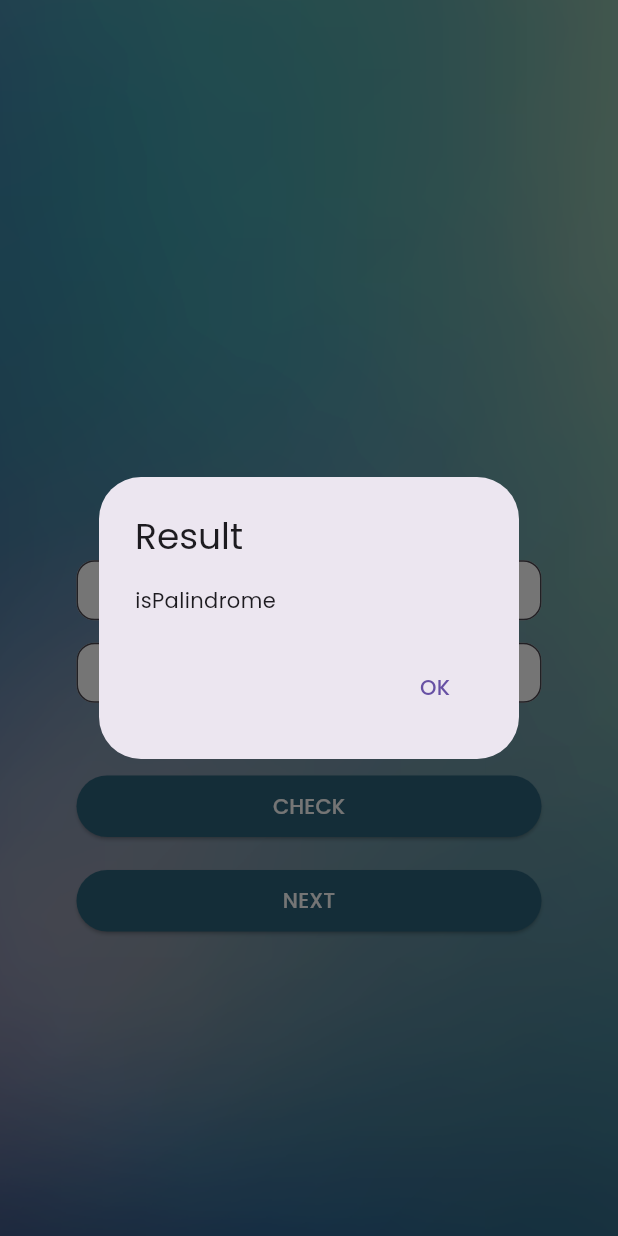
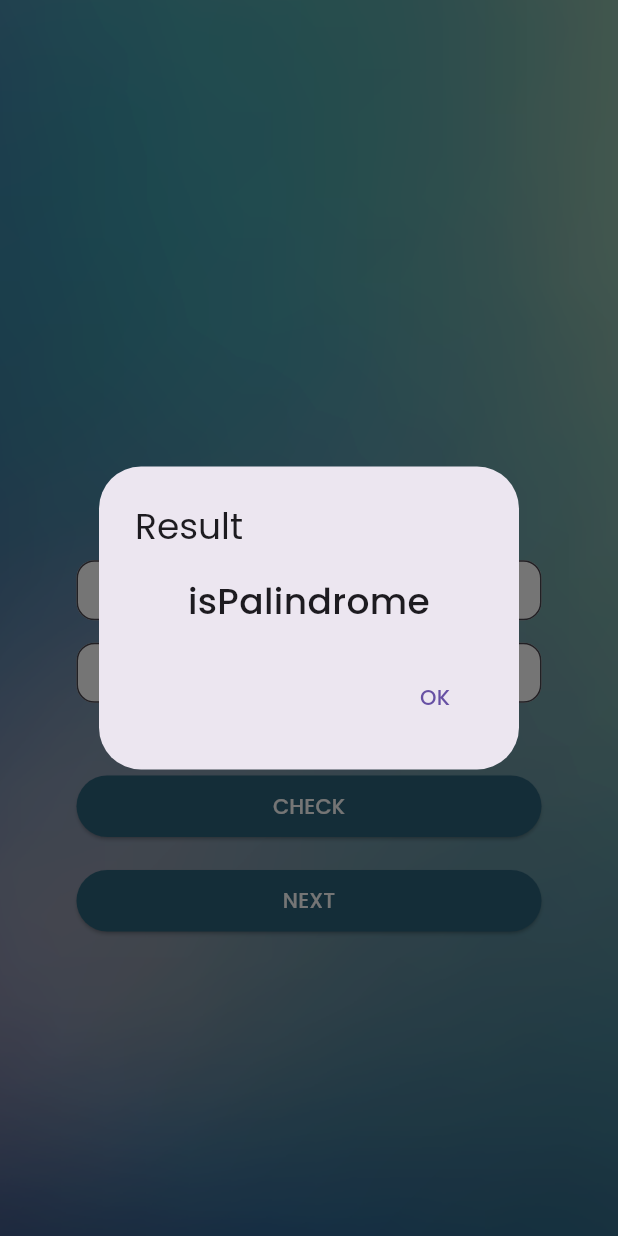
Before and after one commit to iqbalgany/suitmedia-test, a Flutter app: the FirstScreen screen opened directly, after a tap on "CHECK", on a phone screen of 412 x 824 dp. Run offline on Flutter 3.47's test engine with Material 3 defaults, Android fonts, the phone set to English and light mode, and no system bars; our stand-ins replace dio; accounts and stored records are empty; network calls fail.

Commit message:
sixth commit

```diff
--- a/suitmedia_test_project/lib/view_models/palindrome_view_model.dart
+++ b/suitmedia_test_project/lib/view_models/palindrome_view_model.dart
@@ -25,7 +25,12 @@ class PalindromeViewModel extends ChangeNotifier {
       builder: (BuildContext context) {
         return AlertDialog(
           title: const Text('Result'),
-          content: Text(result),
+          content: Text(result,
+              style: const TextStyle(
+                fontWeight: FontWeight.w500,
+                fontSize: 24,
+              ),
+              textAlign: TextAlign.center),
           actions: <Widget>[
             TextButton(
               onPressed: () {
```
Also changed, not shown: suitmedia_test_project/lib/views/screens/second_screen.dart (+14 -0 lines), 1 other file.
